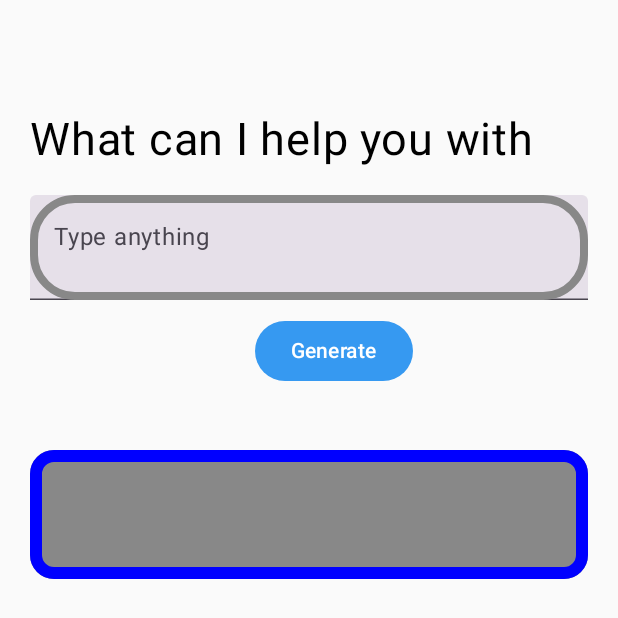
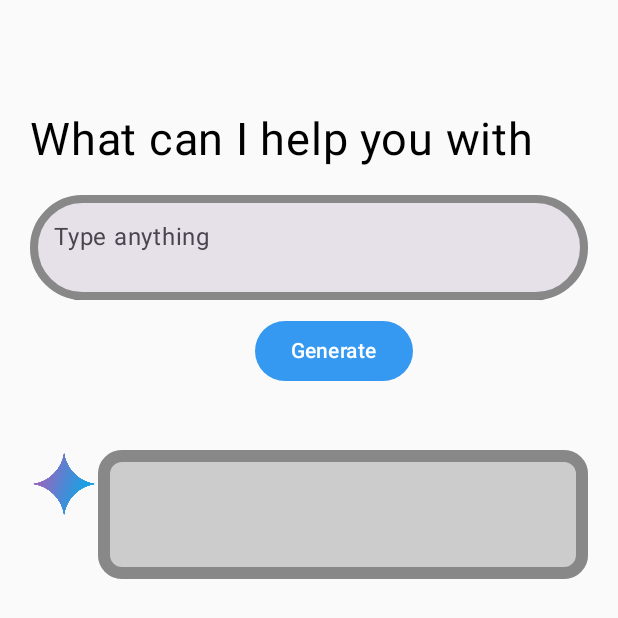
Before and after one commit to EricSTOIAN/App-Development-Sportex-Project, an Android app built with Jetpack Compose: the screen it shows after launch (MainActivity), on a phone screen of 412 x 824 dp. Shown: the top 618 px of the screen. Run offline under Robolectric (Android 15) with nearby library versions, the phone set to English and light mode, and no system bars; libraries missing offline, so code that uses them is left out: com.google.ai.client, com.google.firebase.vertexai.

Commit message:
Added Gemini logo

```diff
--- a/app/src/main/java/com/example/sportsappteamlongfoot/ui/AIChatScreen.kt
+++ b/app/src/main/java/com/example/sportsappteamlongfoot/ui/AIChatScreen.kt
@@ -1,6 +1,7 @@
 package com.example.sportsappteamlongfoot.ui
 
 import androidx.compose.foundation.BorderStroke
+import androidx.compose.foundation.Image
 import androidx.compose.foundation.background
 import androidx.compose.foundation.border
 import androidx.compose.foundation.layout.Box
@@ -10,6 +11,7 @@ import androidx.compose.foundation.layout.fillMaxSize
 import androidx.compose.foundation.layout.fillMaxWidth
 import androidx.compose.foundation.layout.height
 import androidx.compose.foundation.layout.padding
+import androidx.compose.foundation.layout.size
 import androidx.compose.foundation.layout.width
 import androidx.compose.foundation.rememberScrollState
 import androidx.compose.foundation.shape.CircleShape
@@ -30,11 +32,14 @@ import androidx.compose.ui.Modifier
 import androidx.compose.ui.graphics.Color
 import androidx.compose.ui.graphics.RectangleShape
 import androidx.compose.ui.platform.LocalFocusManager
+import androidx.compose.ui.res.painterResource
+import androidx.compose.ui.res.stringResource
 import androidx.compose.ui.text.TextStyle
 import androidx.compose.ui.text.style.TextAlign
 import androidx.compose.ui.tooling.preview.Preview
 import androidx.compose.ui.unit.dp
 import androidx.compose.ui.unit.sp
+import com.example.sportsappteamlongfoot.R
 import com.example.sportsappteamlongfoot.model.AIModel
 import kotlinx.coroutines.delay
 import kotlinx.coroutines.launch
@@ -53,7 +58,7 @@ fun AIChatBox(modifier: Modifier = Modifier){
 
 
     Box(modifier = modifier
-        .padding(start=20.dp,end=20.dp,top = 50.dp, bottom = 30.dp)
+        .padding(start = 20.dp, end = 20.dp, top = 50.dp, bottom = 30.dp)
         .verticalScroll(scrollState)){
         Text(
             modifier = Modifier.padding(top = 25.dp),
@@ -69,12 +74,16 @@ fun AIChatBox(modifier: Modifier = Modifier){
                 Text(text = "Type anything",
                     modifier = Modifier.align(alignment = Alignment.Center))
             },
+            shape = RoundedCornerShape(50.dp),
             modifier = Modifier
                 .padding(top = 80.dp)
-                .border(border = BorderStroke(5.dp,Color.Gray), shape = RoundedCornerShape(30.dp))
+                .border(border = BorderStroke(5.dp, Color.Gray), shape = RoundedCornerShape(50.dp))
                 .height(70.dp)
                 .width(500.dp)
-        )
+       )
+
+
+
 
         Button(onClick = {
             aiResponseInUI = " "
@@ -102,23 +111,35 @@ fun AIChatBox(modifier: Modifier = Modifier){
 
 
 
-
         Row(modifier = Modifier
             .padding(top=250.dp)
-            ){
+            )
+        {
 
-            Box(modifier
-                .fillMaxHeight()
-                .fillMaxWidth()
-                .border(border = BorderStroke(8.dp,Color.Blue), shape = RoundedCornerShape(16.dp))
-                .background(Color.Gray, shape = RoundedCornerShape(16.dp))
+            Image(painter = painterResource(R.drawable.google_gemini_icon),
+                contentDescription = "Gemini",
+                modifier = Modifier.size(45.dp)
+            )
+
+
+            Box(
+                modifier
+                    .fillMaxHeight()
+                    .fillMaxWidth()
+                    .border(
+                        border = BorderStroke(8.dp, Color.Gray),
+                        shape = RoundedCornerShape(16.dp)
+                    )
+                    .background(Color.LightGray, shape = RoundedCornerShape(16.dp))
                 ){
                 Text(
                     text = aiResponseInUI,
                     fontSize = 30.sp,
                     lineHeight = 35.sp,
                     color = Color.Black,
-                    modifier = Modifier.padding(25.dp)
+                    modifier = Modifier
+                        .fillMaxHeight()
+                        .padding(25.dp)
                 )
             }
         }
```
Also changed, not shown: app/src/main/res/drawable-mdpi/google_gemini_icon.webp (added).
